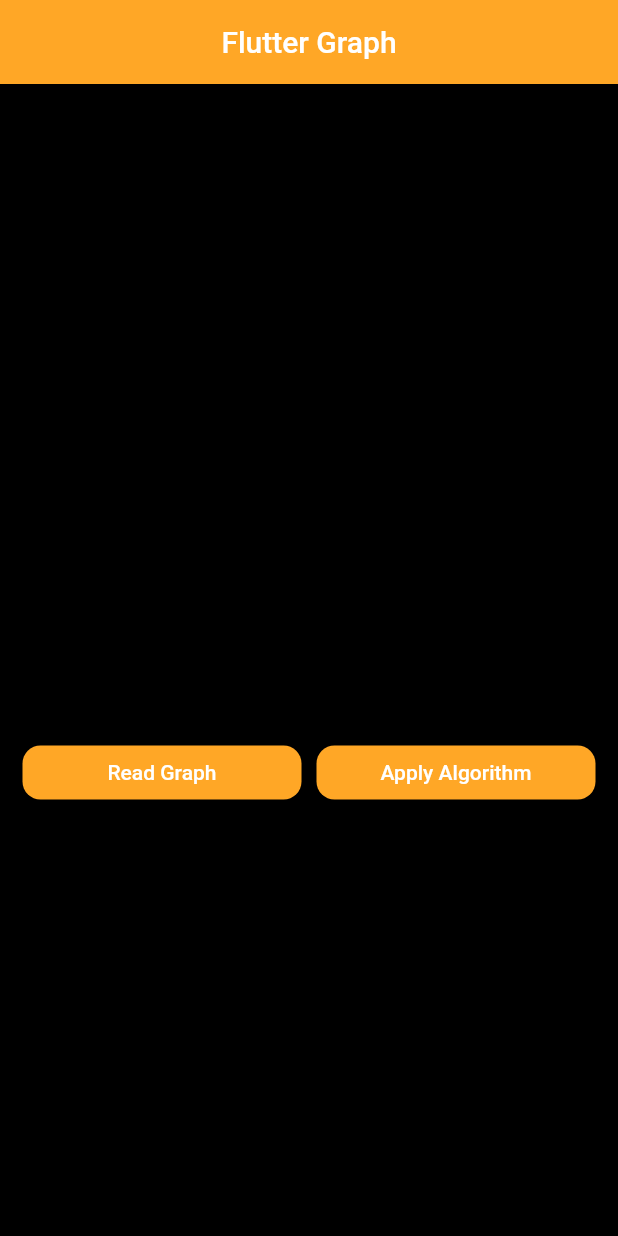
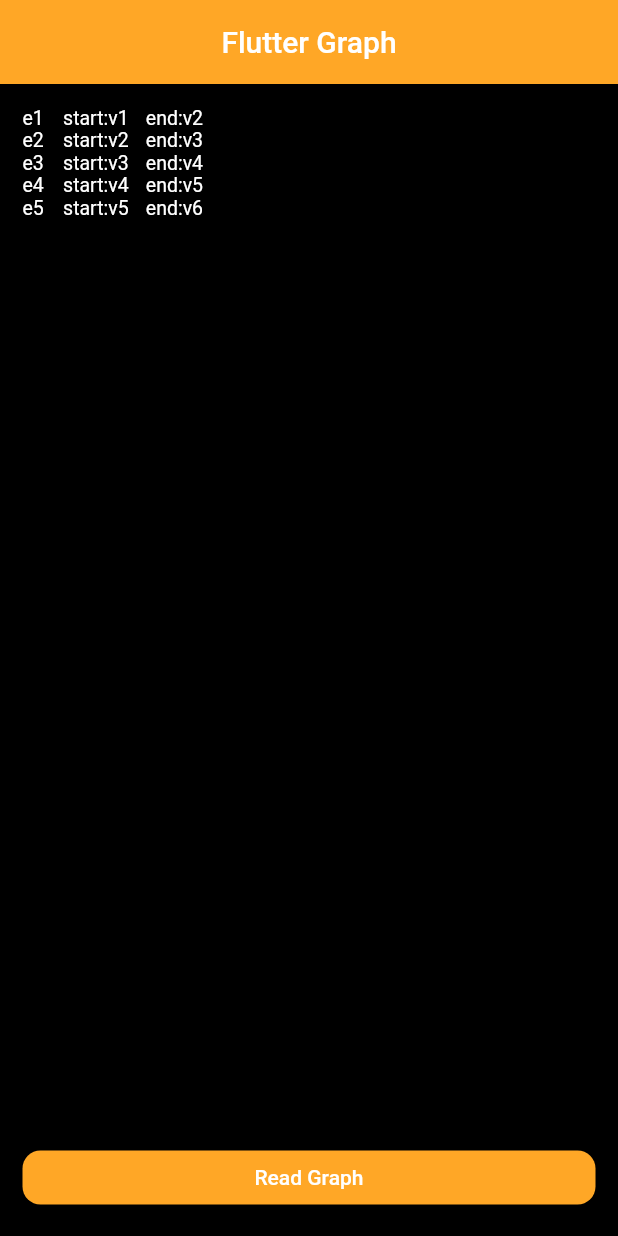
Before and after one commit to mahmoud-haj-ali/graph, a Flutter app: the screen it shows after launch, on a phone screen of 412 x 824 dp. Run offline on Flutter 3.47's test engine with Material 2 defaults, Android fonts, the phone set to English and light mode, and no system bars.

```diff
--- a/assets/edges.json
+++ /dev/null
@@ -1,32 +0,0 @@
-[
-  {
-    "name":"e1",
-    "start": "v1",
-    "end": "v2",
-    "weight": "15"
-  },
-  {
-    "name":"e2",
-    "start": "v2",
-    "end": "v3",
-    "weight": "15"
-  },
-  {
-    "name":"e3",
-    "start": "v3",
-    "end": "v4",
-    "weight": "15"
-  },
-  {
-    "name":"e4",
-    "start": "v4",
-    "end": "v5",
-    "weight": "15"
-  },
-  {
-    "name":"e5",
-    "start": "v5",
-    "end": "v6",
-    "weight": "15"
-  }
-]
--- a/assets/vertices.json
+++ /dev/null
@@ -1,26 +0,0 @@
-[
-  {
-    "name":"v1",
-    "degree": "1"
-  },
-  {
-    "name":"v2",
-    "degree": "2"
-  },
-  {
-    "name":"v3",
-    "degree": "2"
-  },
-  {
-    "name":"v4",
-    "degree": "2"
-  },
-  {
-    "name":"v5",
-    "degree": "2"
-  },
-  {
-    "name":"v6",
-    "degree": "1"
-  }
-]
--- a/lib/main.dart
+++ b/lib/main.dart
@@ -1,6 +1,7 @@
 import 'package:flutter/cupertino.dart';
 import 'package:flutter/material.dart';
 import 'package:flutter/services.dart';
+import 'package:graph/models/graph.dart';
 import 'package:graph/models/vertex.dart';
 
 import 'models/Edge.dart';
@@ -34,21 +35,11 @@ class MyHomePage extends StatefulWidget {
 
 class _MyHomePageState extends State<MyHomePage> {
   ScrollController _edgesListController = ScrollController();
-  ScrollController _verticesListController = ScrollController();
 
-  Future<List<Vertex>> getVertices() async {
-    return vertexFromJson(await rootBundle.loadString('assets/vertices.json'));
+  Future<Graph> getGraph() async {
+    return graphFromJson(await rootBundle.loadString('assets/graph.json'));
   }
 
-  Future<List<Edge>> getEdges() async {
-    return edgeFromJson(await rootBundle.loadString('assets/edges.json'));
-  }
-  @override
-  void initState() {
-    getEdges();
-    // TODO: implement initState
-    super.initState();
-  }
 
   @override
   Widget build(BuildContext context) {
@@ -64,43 +55,38 @@ class _MyHomePageState extends State<MyHomePage> {
         child: Column(
           mainAxisAlignment: MainAxisAlignment.start,
           children: <Widget>[
-            edgesList(),
-            SizedBox(
-              height: 10,
-            ),
-            verticesList(),
-            SizedBox(
-              height: 10,
-            ),
+            Expanded(child: showGraph()),
+            SizedBox(height: 10),
             Row(
               children: [
                 Expanded(
-                  flex: 1,
                   child: RaisedButton(
                     color: Colors.orange.shade400,
                     textColor: Colors.white,
                     shape: RoundedRectangleBorder(
                       borderRadius: BorderRadius.circular(12.0),
                     ),
-                    onPressed: () {},
+                    onPressed: () {
+                      getGraph();
+                    },
                     child: Text("Read Graph"),
                   ),
                 ),
-                SizedBox(
-                  width: 10,
-                ),
-                Expanded(
-                  flex: 1,
-                  child: RaisedButton(
-                    color: Colors.orange.shade400,
-                    textColor: Colors.white,
-                    shape: RoundedRectangleBorder(
-                      borderRadius: BorderRadius.circular(12.0),
-                    ),
-                    onPressed: () {},
-                    child: Text("Apply Algorithm"),
-                  ),
-                ),
+                // SizedBox(
+                //   width: 10,
+                // ),
+                // Expanded(
+                //   flex: 1,
+                //   child: RaisedButton(
+                //     color: Colors.orange.shade400,
+                //     textColor: Colors.white,
+                //     shape: RoundedRectangleBorder(
+                //       borderRadius: BorderRadius.circular(12.0),
+                //     ),
+                //     onPressed: () {},
+                //     child: Text("Apply Algorithm"),
+                //   ),
+                // ),
               ],
             )
           ],
@@ -110,107 +96,42 @@ class _MyHomePageState extends State<MyHomePage> {
   }
 
 
-  Widget edgesList(){
-    return FutureBuilder(
-        future: getEdges(),
+  Widget showGraph(){
+    return FutureBuilder<Graph>(
+        future: getGraph(),
         builder: (context, snapshot) {
           if (snapshot.hasData) {
-            List<Edge> edges = snapshot.data;
-            return Container(
-              height: 200,
-              child: ListView.builder(
+            Graph graph = snapshot.data;
+            return ListView.builder(
                 controller: _edgesListController,
-                  itemExtent: 60.0,
-                  shrinkWrap: true,
                 physics: BouncingScrollPhysics(),
-                  itemCount: 6,
+                itemCount: graph.edges.length,
                 itemBuilder: (context, index) {
-                    return  Column(
+                  return  Row(
                     children: <Widget>[
-                        ListTile(
-                          onTap: () {},
-                          contentPadding: EdgeInsets.only(left: 20, right: 16),
-                          title: Text(
-                            "${edges[index].name}",
+                      Text(
+                        "${graph.edges[index].name}  ",
                         textDirection: TextDirection.ltr,
-                            style: TextStyle(color: Colors.black, fontSize: 10),
+                        style: TextStyle(color: Colors.white, fontSize: 13),
                         maxLines: 1,
                       ),
-                          trailing: Row(
-                            children: [
                       Text(
-                                "start:${edges[index].start}",
+                        "start:${graph.edges[index].start}  ",
                         textDirection: TextDirection.rtl,
-                                style: TextStyle(color: Colors.black, fontSize: 10),
+                        style: TextStyle(color: Colors.white, fontSize: 13),
                       ),
                       SizedBox(width: 5),
                       Text(
-                                "end:${edges[index].end}",
+                        "end:${graph.edges[index].end}  ",
                         textDirection: TextDirection.rtl,
-                                style: TextStyle(color: Colors.black, fontSize: 10),
+                        style: TextStyle(color: Colors.white, fontSize: 13),
                         maxLines: 1,
-                              ),
-                            ],
-                          ),
-                        ),
-                        Divider(
-                          color: Colors.black.withOpacity(0.1),
-                          thickness: 4.0,
-                          height: 0,
-                          indent: 70,
                       )
                     ],
                   );
-                  }),
-            );
+                });
           } else
-            return Container(child: Center(child: CircularProgressIndicator()));
-        });
-  }
-  Widget verticesList(){
-    return FutureBuilder(
-        future: getVertices(),
-        builder: (context, snapshot) {
-          if (snapshot.hasData) {
-            List<Vertex> vertices = snapshot.data;
-            return Container(
-              height: 200,
-              child: ListView.builder(
-                  controller: _edgesListController,
-                  itemExtent: 60.0,
-                  shrinkWrap: true,
-                  physics: BouncingScrollPhysics(),
-                  itemCount: 6,
-                  itemBuilder: (context, index) {
-                    return Column(
-                      children: <Widget>[
-                        ListTile(
-                          onTap: () {},
-                          contentPadding: EdgeInsets.only(left: 20, right: 16),
-                          title: Text(
-                            "${vertices[index].name}",
-                            textDirection: TextDirection.ltr,
-                            style: TextStyle(color: Colors.black, fontSize: 10),
-                            maxLines: 1,
-                          ),
-                          trailing: Text(
-                            "start:${vertices[index].degree}",
-                            textDirection: TextDirection.rtl,
-                            style: TextStyle(color: Colors.black, fontSize: 10),
-                          ),
-                        ),
-                        Divider(
-                          color: Colors.black.withOpacity(0.1),
-                          thickness: 4.0,
-                          height: 0,
-                          indent: 70,
-                        )
-                      ],
-                    );
-                  }),
-            );
-          } else
-            return Container(child: Center(child: CircularProgressIndicator()));
+            return Center(child: CircularProgressIndicator());
         });
   }
 }
--- a/lib/models/Edge.dart
+++ b/lib/models/Edge.dart
@@ -1,13 +1,3 @@
-// To parse this JSON data, do
-//
-//     final edge = edgeFromJson(jsonString);
-
-import 'dart:convert';
-
-List<Edge> edgeFromJson(String str) => List<Edge>.from(json.decode(str).map((x) => Edge.fromJson(x)));
-
-String edgeToJson(List<Edge> data) => json.encode(List<dynamic>.from(data.map((x) => x.toJson())));
-
 class Edge {
   Edge({
     this.name,
@@ -22,16 +12,16 @@ class Edge {
   String weight;
 
   factory Edge.fromJson(Map<String, dynamic> json) => Edge(
-    name: json["name"] == null ? null : json["name"],
-    start: json["start"] == null ? null : json["start"],
-    end: json["end"] == null ? null : json["end"],
-    weight: json["weight"] == null ? null : json["weight"],
+    name: json["name"],
+    start: json["start"],
+    end: json["end"],
+    weight: json["weight"],
   );
 
   Map<String, dynamic> toJson() => {
-    "name": name == null ? null : name,
-    "start": start == null ? null : start,
-    "end": end == null ? null : end,
-    "weight": weight == null ? null : weight,
+    "name": name,
+    "start": start,
+    "end": end,
+    "weight": weight,
   };
 }
--- /dev/null
+++ b/lib/models/graph.dart
@@ -0,0 +1,37 @@
+// To parse this JSON data, do
+//
+//     final graph = graphFromJson(jsonString);
+
+import 'dart:convert';
+
+import 'package:graph/models/vertex.dart';
+
+import 'Edge.dart';
+
+Graph graphFromJson(String str) => Graph.fromJson(json.decode(str));
+
+String graphToJson(Graph data) => json.encode(data.toJson());
+
+class Graph {
+  Graph({
+    this.graphName,
+    this.vertices,
+    this.edges,
+  });
+
+  String graphName;
+  List<Vertex> vertices;
+  List<Edge> edges;
+
+  factory Graph.fromJson(Map<String, dynamic> json) => Graph(
+    graphName: json["graph_name"],
+    vertices: List<Vertex>.from(json["vertices"].map((x) => Vertex.fromJson(x))),
+    edges: List<Edge>.from(json["edges"].map((x) => Edge.fromJson(x))),
+  );
+
+  Map<String, dynamic> toJson() => {
+    "graph_name": graphName,
+    "vertices": List<dynamic>.from(vertices.map((x) => x.toJson())),
+    "edges": List<dynamic>.from(edges.map((x) => x.toJson())),
+  };
+}
--- a/lib/models/vertex.dart
+++ b/lib/models/vertex.dart
@@ -1,13 +1,3 @@
-// To parse this JSON data, do
-//
-//     final vertex = vertexFromJson(jsonString);
-
-import 'dart:convert';
-
-List<Vertex> vertexFromJson(String str) => List<Vertex>.from(json.decode(str).map((x) => Vertex.fromJson(x)));
-
-String vertexToJson(List<Vertex> data) => json.encode(List<dynamic>.from(data.map((x) => x.toJson())));
-
 class Vertex {
   Vertex({
     this.name,
@@ -18,12 +8,12 @@ class Vertex {
   String degree;
 
   factory Vertex.fromJson(Map<String, dynamic> json) => Vertex(
-    name: json["name"] == null ? null : json["name"],
-    degree: json["degree"] == null ? null : json["degree"],
+    name: json["name"],
+    degree: json["degree"],
   );
 
   Map<String, dynamic> toJson() => {
-    "name": name == null ? null : name,
-    "degree": degree == null ? null : degree,
+    "name": name,
+    "degree": degree,
   };
 }
--- a/pubspec.yaml
+++ b/pubspec.yaml
@@ -49,8 +49,7 @@ flutter:
   #   - images/a_dot_burr.jpeg
   #   - images/a_dot_ham.jpeg
   assets:
-    - assets/edges.json
-    - assets/vertices.json
+    - assets/
   # An image asset can refer to one or more resolution-specific "variants", see
   # https://flutter.dev/assets-and-images/#resolution-aware.
 
```
Also changed, not shown: assets/graph.json (added, +62 -0 lines). Lines whose indentation alone changed are shown as unchanged.
